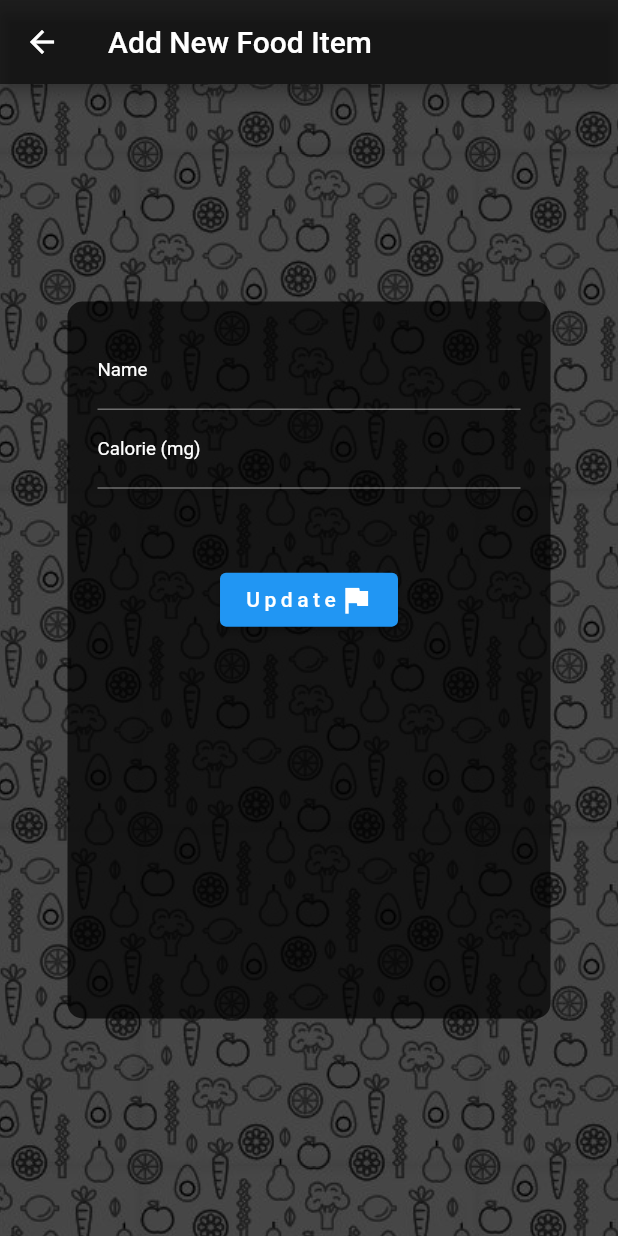
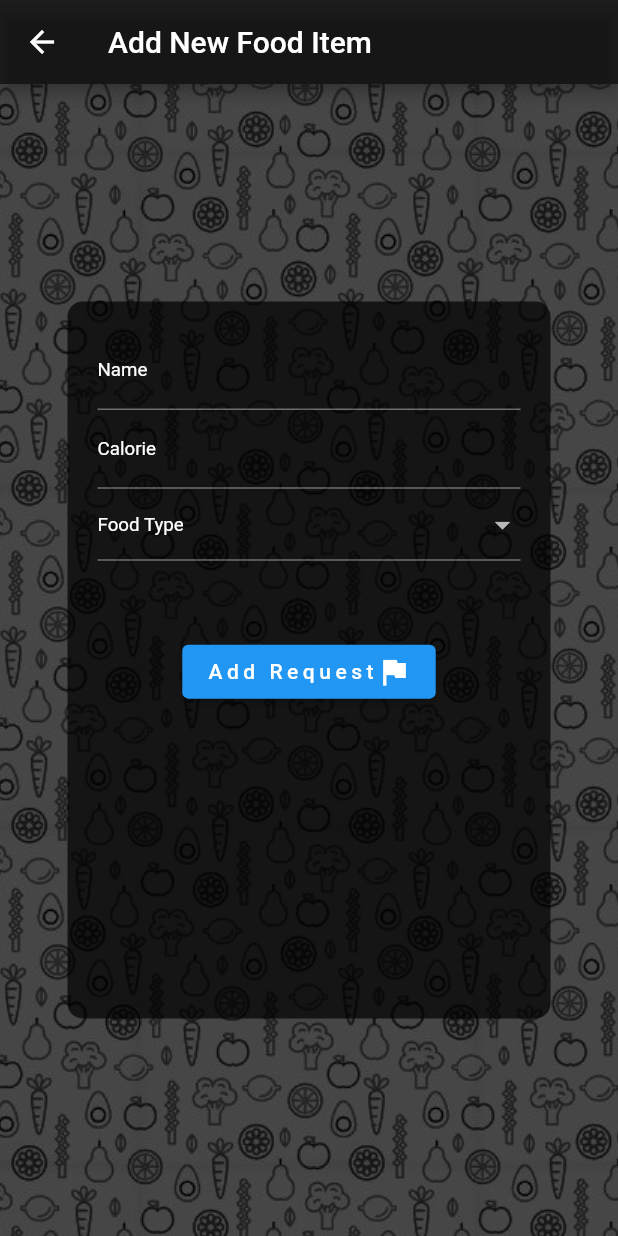
Before and after one commit to Dietary-Project-Sem-05/dietary, a Flutter app: the AddFoodItem screen opened directly, on a phone screen of 412 x 824 dp. Run offline on Flutter 3.47's test engine with Material 2 defaults, Android fonts, the phone set to English and light mode, and no system bars; our stand-ins replace bottom_navy_bar, fluttertoast, get_storage, google_fonts; missing offline and left inert: age_calculator, postgres; accounts and stored records are empty.

Commit message:
Food Item Adding

```diff
--- /dev/null
+++ b/lib/DatabaseHandler/FoodItemDbHandler.dart
@@ -0,0 +1,28 @@
+import 'package:dietary_project/Model/food_item_model.dart';
+import 'package:postgres/postgres.dart';
+import 'package:dietary_project/DatabaseHandler/DbConnector.dart';
+
+class FoodItemDbHandler {
+  late DbConnector dbConn;
+  late PostgreSQLConnection connection;
+
+  initDatabaseConnection() async {
+    dbConn = await DbConnector();
+    connection = await dbConn.getConnection;
+    await dbConn.initConnection();
+  }
+
+  Future<void> sendFoodRequest(FoodItemModel ftModel) async {
+    var conn = await connection;
+
+    await conn.transaction((ctx) async {
+      await ctx.query('INSERT INTO "FoodItem"(name, calory, state, "foodCategory") VALUES (@name, @calorie, @state, @food_category)',
+      substitutionValues: {
+        'name': ftModel.name,
+        'calorie' : ftModel.calory_count,
+        'state': ftModel.state,
+        'food_category': ftModel.category,
+      });
+    });
+  }
+}
--- a/lib/Model/food_item_model.dart
+++ b/lib/Model/food_item_model.dart
@@ -1,18 +1,26 @@
 class FoodItemModel {
-  // int food_id;
+  int? food_id;
   String name;
   int state;
   int calory_count;
-  int carbs_count;
-  int fat_count;
-  int protein_count;
+  String category;
 
   FoodItemModel(
+    this.food_id,
     this.name,
     this.state,
     this.calory_count,
-    this.carbs_count,
-    this.fat_count,
-    this.protein_count,
+    this.category,
   );
+
+  FoodItemModel.withoutFoodId(
+    this.name,
+    this.state,
+    this.calory_count,
+    this.category,
+  );
+
+  set setFoodId(int food_id) {
+    this.food_id = food_id;
+  }
 }
--- a/lib/screens/add_food_item.dart
+++ b/lib/screens/add_food_item.dart
@@ -1,7 +1,11 @@
+import 'package:dietary_project/Model/food_item_model.dart';
+import 'package:dietary_project/screens/food.dart';
 import 'package:flutter/material.dart';
 import 'package:flutter/rendering.dart';
 import 'package:get_storage/get_storage.dart';
 import 'package:fluttertoast/fluttertoast.dart';
+
+import '../DatabaseHandler/FoodItemDbHandler.dart';
 
 class AddFoodItem extends StatefulWidget {
   const AddFoodItem({Key? key}) : super(key: key);
@@ -15,47 +19,53 @@ class _AddFoodItemState extends State<AddFoodItem> {
 
   final box = GetStorage();
 
-  var _accountNo;
+  late FoodItemDbHandler dbHandler;
+  late FoodItemModel ftModel;
+
   var _name;
   var _type;
   var _calory;
-  var _state;
 
   @override
   void initState() {
     super.initState();
-    getData();
-  }
-
-  getData() {
-    _accountNo = box.read("user_no");
   }
 
   saveData() async {
-    // dbHandler = await GoalDBHandler();
-    // await dbHandler.initDatabaseConnection();
-    //
-    //
-    // // await dbHandler.saveGoalDetails(ugModel);
-    // return Fluttertoast.showToast(
-    //   msg: "Successfully Added!",
-    //   toastLength: Toast.LENGTH_SHORT,
-    //   gravity: ToastGravity.TOP,
-    //   timeInSecForIosWeb: 1,
-    //   backgroundColor: Colors.green,
-    //   textColor: Colors.black87,
-    //   fontSize: 16.0,
-    // );
-    // print(goalId);
+    dbHandler = await FoodItemDbHandler();
+    await dbHandler.initDatabaseConnection();
+
+    ftModel = FoodItemModel.withoutFoodId(_name, 0, _calory, _type);
+
+    await dbHandler.sendFoodRequest(ftModel).then((value) {
+      return Fluttertoast.showToast(
+          msg: "Request Sent!",
+          toastLength: Toast.LENGTH_SHORT,
+          gravity: ToastGravity.TOP,
+          timeInSecForIosWeb: 1,
+          backgroundColor: Colors.green,
+          textColor: Colors.black87,
+          fontSize: 16.0);
+    });
+
+    Navigator.push(
+      context,
+      MaterialPageRoute(
+        builder: (_) => FoodPage(),
+      ),
+    );
   }
 
-  List<DropdownMenuItem<String>> menuItemsGender = [
+  List<DropdownMenuItem<String>> menuItemsType = [
     const DropdownMenuItem(
         value: "None", enabled: false, child: Text("Food Type")),
-    const DropdownMenuItem(value: "MALE", child: Text("Main")),
-    const DropdownMenuItem(value: "FEMALE", child: Text("Meat")),
-    const DropdownMenuItem(value: "OTHER", child: Text("Dessert")),
+    const DropdownMenuItem(value: "MAIN", child: Text("Main")),
+    const DropdownMenuItem(value: "MEAT", child: Text("Meat")),
+    const DropdownMenuItem(value: "SIDE", child: Text("Side")),
+    const DropdownMenuItem(value: "DESSERT", child: Text("Dessert")),
   ];
+
+  String selectedValueType = "None";
 
   Widget _buildNameField() {
     return TextFormField(
@@ -81,6 +91,32 @@ class _AddFoodItemState extends State<AddFoodItem> {
     );
   }
 
+  Widget _buildType() {
+    return DropdownButtonFormField(
+      key: Key("type"),
+      value: selectedValueType,
+      onChanged: (String? newValue) {
+        setState(() {
+          selectedValueType = newValue!;
+          _type = newValue;
+        });
+      },
+      items: menuItemsType,
+      isExpanded: true,
+      dropdownColor: Colors.black38,
+      style: const TextStyle(
+        fontSize: 12.5,
+        color: Colors.white,
+      ),
+      validator: (text) {
+        return HelpValidator.validateType(_type);
+      },
+      onSaved: (text) {
+        _type = text;
+      },
+    );
+  }
+
   Widget _buildCalorie() {
     return TextFormField(
       key: Key("calorie"),
@@ -88,7 +124,7 @@ class _AddFoodItemState extends State<AddFoodItem> {
       keyboardType: TextInputType.number,
       decoration: const InputDecoration(
           counterText: "",
-          labelText: "Calorie (mg)",
+          labelText: "Calorie",
           labelStyle: TextStyle(
             color: Colors.white,
           )),
@@ -100,7 +136,7 @@ class _AddFoodItemState extends State<AddFoodItem> {
         return HelpValidator.validateWeight(text);
       },
       onSaved: (text) {
-        _calory = text!;
+        _calory = int.parse(text!);
       },
     );
   }
@@ -113,6 +149,8 @@ class _AddFoodItemState extends State<AddFoodItem> {
           backgroundColor: Colors.black38,
         ),
         body: Container(
+            height: 250.0,
+            width: 350.0,
             constraints: const BoxConstraints.expand(),
             decoration: const BoxDecoration(
               image: DecorationImage(
@@ -124,14 +162,16 @@ class _AddFoodItemState extends State<AddFoodItem> {
               children: [
                 Expanded(
                   child: Container(
-                    height: 300.0,
+                    height: 250.0,
                     width: 350.0,
                     decoration: BoxDecoration(
                       borderRadius: BorderRadius.circular(10),
                       color: Colors.black87.withOpacity(0.7),
                     ),
                     margin: const EdgeInsets.symmetric(
-                        horizontal: 45.0, vertical: 145.0),
+                      horizontal: 45.0,
+                      vertical: 145.0,
+                    ),
                     padding: const EdgeInsets.all(20.0),
                     child: Form(
                       key: _formKey,
@@ -145,14 +185,18 @@ class _AddFoodItemState extends State<AddFoodItem> {
                                 child: _buildNameField(),
                               ),
                             ]),
-                            Row(
-                              children: [
-                                Expanded(
-                                  flex: 1,
-                                  child: _buildCalorie(),
-                                ),
-                              ]
-                            ),
+                            Row(children: [
+                              Expanded(
+                                flex: 1,
+                                child: _buildCalorie(),
+                              ),
+                            ]),
+                            Row(children: [
+                              Expanded(
+                                flex: 1,
+                                child: _buildType(),
+                              ),
+                            ]),
                             const SizedBox(
                               height: 50.0,
                             ),
@@ -169,7 +213,7 @@ class _AddFoodItemState extends State<AddFoodItem> {
                                     child: Row(
                                       children: const [
                                         Text(
-                                          "Update",
+                                          "Add Request",
                                           style: TextStyle(letterSpacing: 3),
                                         ),
                                         Icon(Icons.flag),
@@ -206,8 +250,8 @@ class HelpValidator {
     return null;
   }
 
-  static String? validateStartingDate(value) {
-    if (value.isEmpty) {
+  static String? validateType(value) {
+    if (value == null) {
       return "Date cannot be empty";
     }
     return null;
```
Also changed, not shown: lib/screens/home_page.dart (+4 -4 lines).
